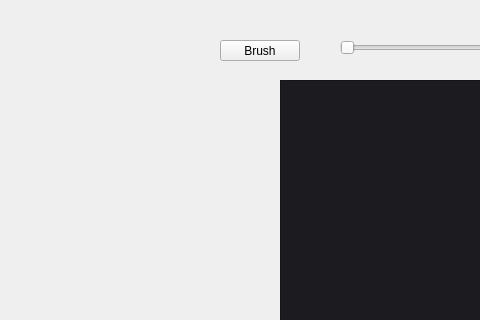
This is mainwindow.ui in Projekty-Studyjne/Pixel-Painter as Qt 5 draws it before an edit; both pictures show x 0 to 480 and y 0 to 320 of the 1158 by 784 pixel window. The edited form follows.
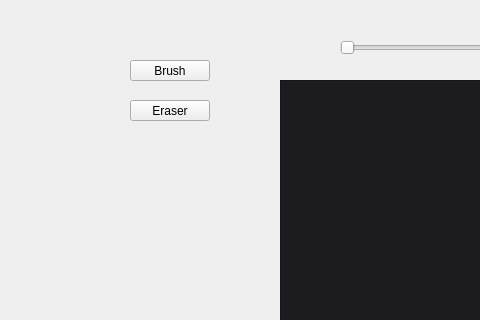
This is the edited form.

The edit to the form file:
```diff
--- a/mainwindow.ui
+++ b/mainwindow.ui
@@ -17,8 +17,8 @@
    <widget class="QPushButton" name="btnBrush">
     <property name="geometry">
      <rect>
-      <x>220</x>
-      <y>40</y>
+      <x>130</x>
+      <y>60</y>
       <width>80</width>
       <height>21</height>
      </rect>
@@ -71,6 +71,19 @@
      <enum>Qt::Horizontal</enum>
     </property>
    </widget>
+   <widget class="QPushButton" name="btnEraser">
+    <property name="geometry">
+     <rect>
+      <x>130</x>
+      <y>100</y>
+      <width>80</width>
+      <height>21</height>
+     </rect>
+    </property>
+    <property name="text">
+     <string>Eraser</string>
+    </property>
+   </widget>
   </widget>
   <widget class="QMenuBar" name="menubar">
    <property name="geometry">
```
Left out of the diff: 2 changed lines with no effect on the pictures.
